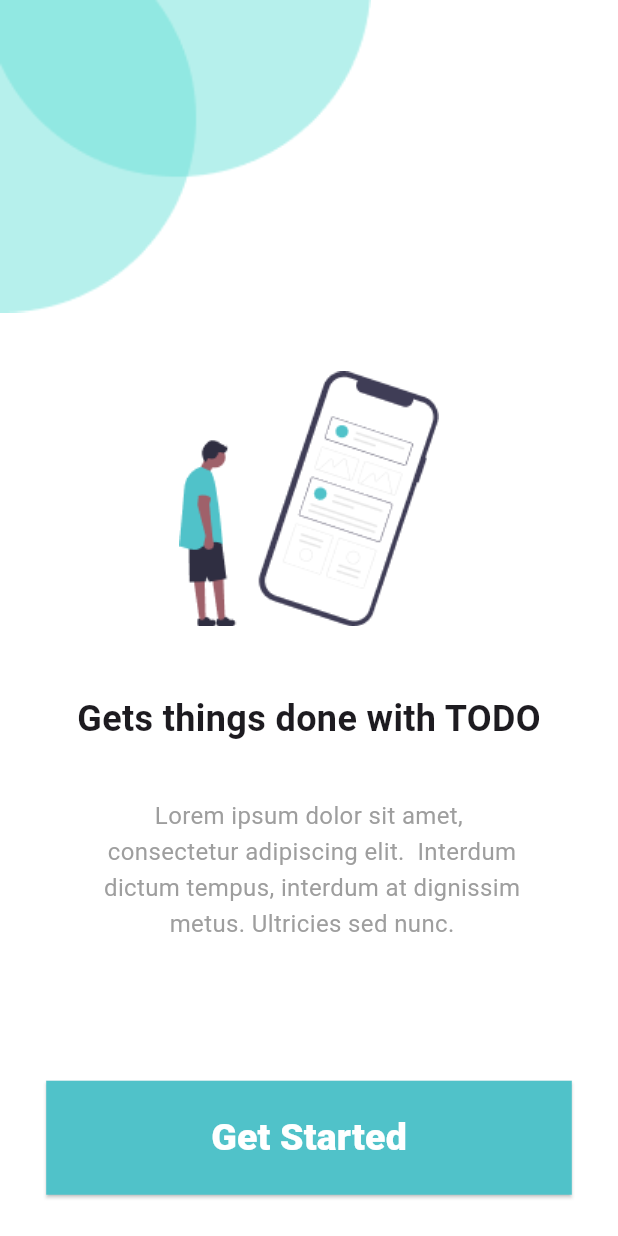
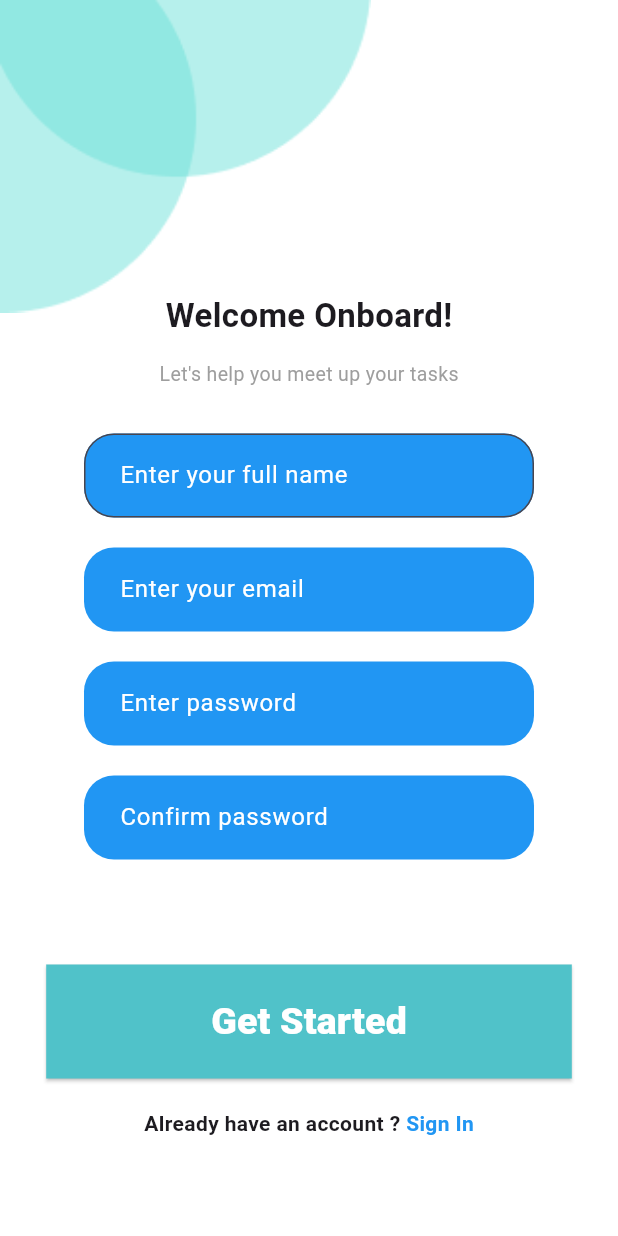
Before and after one commit to minKasent/todo_app, a Flutter app: the screen it shows after launch, on a phone screen of 412 x 824 dp. Run offline on Flutter 3.47's test engine with Material 3 defaults, Android fonts, the phone set to English and light mode, and no system bars; Roboto replaces fonts that are missing (Poppins).

Commit message:
feat(registration) : create user registration UI

```diff
--- a/lib/main.dart
+++ b/lib/main.dart
@@ -1,4 +1,5 @@
 import 'package:flutter/material.dart';
+import 'package:flutter_rc/screen/registration_screen.dart';
 import 'package:flutter_rc/screen/splash_screen.dart';
 
 void main() {
@@ -16,7 +17,8 @@ class TodoApp extends StatelessWidget {
       theme: ThemeData(
         colorScheme: ColorScheme.fromSeed(seedColor: Colors.deepPurple),
       ),
-      home: const SplashScreen(),
+      home: const RegistrationScreen(),
+      // home: const SplashScreen(),
     );
 
   }
--- /dev/null
+++ b/lib/screen/registration_screen.dart
@@ -0,0 +1,145 @@
+import 'package:flutter/material.dart';
+
+class RegistrationScreen extends StatelessWidget {
+  const RegistrationScreen({super.key});
+  @override
+  Widget build(BuildContext context) {
+    final size = MediaQuery.of(context).size;
+    return Center(
+      child: Scaffold(
+        backgroundColor: Colors.white,
+        body: Stack(
+          children: [
+            Positioned(
+              top: 0,
+              left: 0,
+              child: Image.asset(
+                'assets/images/bg_top_left_circles_img.png',
+                width: size.width * 0.6,
+                fit: BoxFit.contain,
+              ),
+            ),
+            Center(
+              child: Column(
+                mainAxisAlignment: MainAxisAlignment.center,
+                crossAxisAlignment: CrossAxisAlignment.center,
+                children: [
+                  SizedBox(height: 130,),
+                  Text("Welcome Onboard!" , style: TextStyle(fontSize: 22, fontWeight:FontWeight.w600), ),
+                  SizedBox(height: 14),
+                  Text("Let's help you meet up your tasks" , style: TextStyle(fontSize: 13, fontWeight: FontWeight.w400,color: Colors.grey),),
+                  SizedBox(height: 30),
+                  SizedBox(
+                    width: 300,
+
+                    child: TextField(
+                      decoration: InputDecoration(
+                        hintText: 'Enter your full name',
+                        hintStyle: TextStyle(fontSize: 16, color: Colors.white),
+                        filled: true,
+                        fillColor: Colors.blue,
+                        contentPadding: EdgeInsets.symmetric(
+                          horizontal: 20, vertical: 16),
+                        border: OutlineInputBorder(
+                          borderRadius: BorderRadius.circular(20),
+                        ),
+                      ),
+                    ),
+                  ),
+                  SizedBox(height: 20,),
+                  SizedBox(
+                    width: 300,
+                    child: TextField(
+                      decoration: InputDecoration(
+                        hintText: 'Enter your email',
+                        hintStyle: TextStyle(fontSize: 16, color: Colors.white),
+
+                        filled: true,
+                        fillColor: Colors.blue,
+                        contentPadding: EdgeInsets.symmetric(
+                            horizontal: 20, vertical: 16),
+                        border: OutlineInputBorder(
+                          borderRadius: BorderRadius.circular(20),
+                          borderSide: BorderSide.none,
+                        ),
+                      ),
+                    ),
+                  ),
+                  SizedBox(height: 20,),
+                  SizedBox(
+                    width: 300,
+                    child: TextField(
+                      decoration: InputDecoration(
+                        hintText: 'Enter password',
+                        hintStyle: TextStyle(fontSize: 16, color: Colors.white),
+
+                        filled: true,
+                        fillColor: Colors.blue,
+                        contentPadding: EdgeInsets.symmetric(
+                            horizontal: 20, vertical: 16),
+                        border: OutlineInputBorder(
+                          borderRadius: BorderRadius.circular(20),
+                          borderSide: BorderSide.none,
+                        ),
+                      ),
+                    ),
+                  ),
+                  SizedBox(height: 20,),
+                  SizedBox(
+                    width: 300,
+                    child: TextField(
+                      decoration: InputDecoration(
+                        hintText: 'Confirm password',
+                        hintStyle: TextStyle(fontSize: 16, color: Colors.white),
+
+                        filled: true,
+                        fillColor: Colors.blue,
+                        contentPadding: EdgeInsets.symmetric(
+                            horizontal: 20, vertical: 16),
+                        border: OutlineInputBorder(
+                          borderRadius: BorderRadius.circular(20),
+                          borderSide: BorderSide.none,
+                        ),
+                      ),
+                    ),
+                  ),
+                  SizedBox(height: 70,),
+                  ElevatedButton(
+                    onPressed: () {},
+                    style: ElevatedButton.styleFrom(
+                      backgroundColor: Color(0xFF50C2C9),
+                      foregroundColor: Colors.white,
+                      padding: EdgeInsetsGeometry.directional(
+                        start: 110,
+                        end: 110,
+                        top: 20,
+                        bottom: 20,
+                      ),
+                      shape: RoundedRectangleBorder(),
+                    ),
+                    child: Text(
+                      'Get Started',
+                      style: TextStyle(
+                        fontFamily: 'Poppins',
+                        fontSize: 25,
+                        fontWeight: FontWeight.w800,
+                      ),
+                    ),
+                  ),
+                  SizedBox(height: 20,),
+                  Row(
+                    mainAxisAlignment: MainAxisAlignment.center,
+                    children: [
+                      Text("Already have an account ? ", style: TextStyle(fontWeight: FontWeight.w600, fontSize: 14,fontFamily: "Poppins"),),
+                      Text("Sign In",style: TextStyle(color: Colors.blue,fontWeight: FontWeight.w600, fontSize: 14,fontFamily: "Poppins"),),
+                    ],
+                  )
+                ],
+              ),
+            ),
+          ],
+        ),
+      ),
+    );
+  }
+}
--- a/lib/screen/splash_screen.dart
+++ b/lib/screen/splash_screen.dart
@@ -2,12 +2,11 @@ import 'package:flutter/material.dart';
 
 class SplashScreen extends StatelessWidget {
   const SplashScreen({super.key});
-
   @override
   Widget build(BuildContext context) {
     final size = MediaQuery.of(context).size;
     return Scaffold(
-        backgroundColor: Colors.white,
+      backgroundColor: const Color.fromARGB(255, 255, 255, 255),
       body: Stack(
         children: [
           Positioned(
@@ -19,22 +18,18 @@ class SplashScreen extends StatelessWidget {
               fit: BoxFit.contain,
             ),
           ),
+
           Column(
             mainAxisAlignment: MainAxisAlignment.center,
             crossAxisAlignment: CrossAxisAlignment.center,
             children: [
               SizedBox(height: 220),
-          Image.asset(
-            'assets/images/man_with_iphone_img.png',
-          ),
+              Image.asset('assets/images/man_with_iphone_img.png'),
               SizedBox(height: 45),
               Center(
                 child: Text(
                   'Gets things done with TODO',
-              style: TextStyle(
-                fontSize: 24,
-                fontWeight: FontWeight.bold,
-              ),
+                  style: TextStyle(fontSize: 24, fontWeight: FontWeight.bold),
                 ),
               ),
               SizedBox(height: 36),
@@ -43,20 +38,20 @@ class SplashScreen extends StatelessWidget {
                 ' Interdum \n dictum tempus, interdum at dignissim \n metus.'
                 ' Ultricies sed nunc.',
                 textAlign: TextAlign.center,
-            style: TextStyle(
-              fontSize: 16,
-              color: Colors.grey,
-              height: 1.5
+                style: TextStyle(fontSize: 16, color: Colors.grey, height: 1.5),
               ),
+              SizedBox(height: 92),
+              ElevatedButton(
+                onPressed: () {},
+                style: ElevatedButton.styleFrom(
+                  backgroundColor: Color(0xFF50C2C9),
+                  foregroundColor: Colors.white,
+                  padding: EdgeInsetsGeometry.directional(
+                    start: 110,
+                    end: 110,
+                    top: 20,
+                    bottom: 20,
                   ),
-          SizedBox(height: 92,),
-          ElevatedButton(
-            onPressed: () {
-            },
-            style: ElevatedButton.styleFrom(
-              backgroundColor:  Color(0xFF50C2C9),
-              foregroundColor: Colors.white,
-              padding: EdgeInsetsGeometry.directional(start: 110, end: 110, top: 20 , bottom: 20),
                   shape: RoundedRectangleBorder(),
                 ),
                 child: Text(
@@ -67,11 +62,9 @@ class SplashScreen extends StatelessWidget {
                     fontWeight: FontWeight.w800,
                   ),
                 ),
-          )
-
+              ),
             ],
-      )
-
+          ),
         ],
       ),
     );
```
Lines whose indentation alone changed are shown as unchanged.
